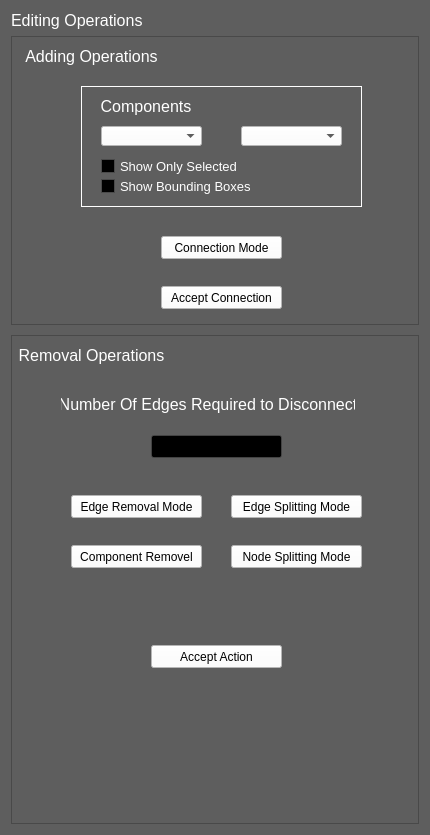
Before: the Qt Designer form EditingTabWidget.ui in Evannly/PlantRootsRelease, drawn with Qt 5.
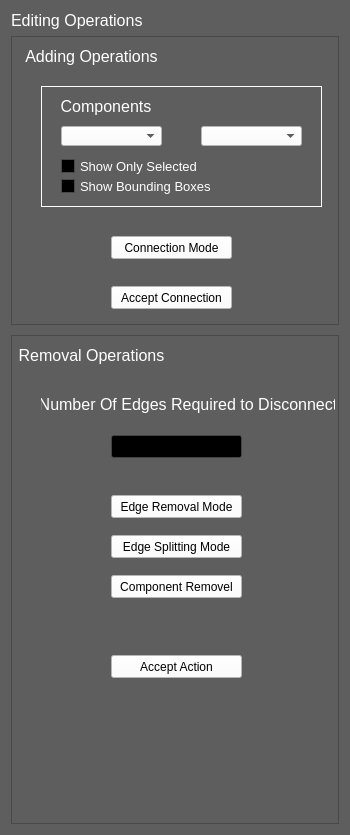
After: the same form once the commit is applied.

The edit to the form file:
```diff
--- a/EditingTabWidget.ui
+++ b/EditingTabWidget.ui
@@ -6,7 +6,7 @@
    <rect>
     <x>0</x>
     <y>0</y>
-    <width>430</width>
+    <width>350</width>
     <height>835</height>
    </rect>
   </property>
@@ -18,7 +18,7 @@
   </property>
   <property name="minimumSize">
    <size>
-    <width>430</width>
+    <width>350</width>
     <height>0</height>
    </size>
   </property>
@@ -535,7 +535,7 @@
          </property>
          <property name="minimumSize">
           <size>
-           <width>0</width>
+           <width>250</width>
            <height>0</height>
           </size>
          </property>
@@ -575,7 +575,7 @@
          <widget class="QFrame" name="frame">
           <property name="geometry">
            <rect>
-            <x>70</x>
+            <x>30</x>
             <y>50</y>
             <width>281</width>
             <height>121</height>
@@ -1525,7 +1525,7 @@
          <widget class="QPushButton" name="ConnectionModeButton">
           <property name="geometry">
            <rect>
-            <x>150</x>
+            <x>100</x>
             <y>200</y>
             <width>121</width>
             <height>23</height>
@@ -1962,7 +1962,7 @@
          <widget class="QPushButton" name="AcceptConnectionButton">
           <property name="geometry">
            <rect>
-            <x>150</x>
+            <x>100</x>
             <y>250</y>
             <width>121</width>
             <height>23</height>
@@ -2447,7 +2447,7 @@
          </property>
          <property name="minimumSize">
           <size>
-           <width>0</width>
+           <width>250</width>
            <height>0</height>
           </size>
          </property>
@@ -2493,7 +2493,7 @@
          <widget class="QLabel" name="label">
           <property name="geometry">
            <rect>
-            <x>50</x>
+            <x>30</x>
             <y>60</y>
             <width>294</width>
             <height>19</height>
@@ -2551,7 +2551,7 @@
          <widget class="QLineEdit" name="edgesToBreak">
           <property name="geometry">
            <rect>
-            <x>140</x>
+            <x>100</x>
             <y>100</y>
             <width>131</width>
             <height>23</height>
@@ -2655,7 +2655,7 @@
          <widget class="QPushButton" name="BreakModeButton">
           <property name="geometry">
            <rect>
-            <x>60</x>
+            <x>100</x>
             <y>160</y>
             <width>131</width>
             <height>23</height>
@@ -2984,8 +2984,8 @@
          <widget class="QPushButton" name="SplitModeButton">
           <property name="geometry">
            <rect>
-            <x>220</x>
-            <y>160</y>
+            <x>100</x>
+            <y>200</y>
             <width>131</width>
             <height>23</height>
            </rect>
@@ -3421,8 +3421,8 @@
          <widget class="QPushButton" name="AcceptRemovalButton">
           <property name="geometry">
            <rect>
-            <x>140</x>
-            <y>310</y>
+            <x>100</x>
+            <y>320</y>
             <width>131</width>
             <height>23</height>
            </rect>
@@ -3855,445 +3855,11 @@
            <string>Accept Action</string>
           </property>
          </widget>
-         <widget class="QPushButton" name="SplitModeButton_Node">
-          <property name="geometry">
-           <rect>
-            <x>220</x>
-            <y>210</y>
-            <width>131</width>
-            <height>23</height>
-           </rect>
-          </property>
-          <property name="sizePolicy">
-           <sizepolicy hsizetype="Expanding" vsizetype="Fixed">
-            <horstretch>0</horstretch>
-            <verstretch>0</verstretch>
-           </sizepolicy>
-          </property>
-          <property name="palette">
-           <palette>
-            <active>
-             <colorrole role="WindowText">
-              <brush brushstyle="SolidPattern">
-               <color alpha="255">
-                <red>0</red>
-                <green>0</green>
-                <blue>0</blue>
-               </color>
-              </brush>
-             </colorrole>
-             <colorrole role="Button">
-              <brush brushstyle="SolidPattern">
-               <color alpha="255">
-                <red>255</red>
-                <green>255</green>
-                <blue>255</blue>
-               </color>
-              </brush>
-             </colorrole>
-             <colorrole role="Light">
-              <brush brushstyle="SolidPattern">
-               <color alpha="255">
-                <red>255</red>
-                <green>255</green>
-                <blue>255</blue>
-               </color>
-              </brush>
-             </colorrole>
-             <colorrole role="Midlight">
-              <brush brushstyle="SolidPattern">
-               <color alpha="255">
-                <red>255</red>
-                <green>255</green>
-                <blue>255</blue>
-               </color>
-              </brush>
-             </colorrole>
-             <colorrole role="Dark">
-              <brush brushstyle="SolidPattern">
-               <color alpha="255">
-                <red>127</red>
-                <green>127</green>
-                <blue>127</blue>
-               </color>
-              </brush>
-             </colorrole>
-             <colorrole role="Mid">
-              <brush brushstyle="SolidPattern">
-               <color alpha="255">
-                <red>170</red>
-                <green>170</green>
-                <blue>170</blue>
-               </color>
-              </brush>
-             </colorrole>
-             <colorrole role="Text">
-              <brush brushstyle="SolidPattern">
-               <color alpha="255">
-                <red>0</red>
-                <green>0</green>
-                <blue>0</blue>
-               </color>
-              </brush>
-             </colorrole>
-             <colorrole role="BrightText">
-              <brush brushstyle="SolidPattern">
-               <color alpha="255">
-                <red>255</red>
-                <green>255</green>
-                <blue>255</blue>
-               </color>
-              </brush>
-             </colorrole>
-             <colorrole role="ButtonText">
-              <brush brushstyle="SolidPattern">
-               <color alpha="255">
-                <red>0</red>
-                <green>0</green>
-                <blue>0</blue>
-               </color>
-              </brush>
-             </colorrole>
-             <colorrole role="Base">
-              <brush brushstyle="SolidPattern">
-               <color alpha="255">
-                <red>255</red>
-                <green>255</green>
-                <blue>255</blue>
-               </color>
-              </brush>
-             </colorrole>
-             <colorrole role="Window">
-              <brush brushstyle="SolidPattern">
-               <color alpha="255">
-                <red>255</red>
-                <green>255</green>
-                <blue>255</blue>
-               </color>
-              </brush>
-             </colorrole>
-             <colorrole role="Shadow">
-              <brush brushstyle="SolidPattern">
-               <color alpha="255">
-                <red>0</red>
-                <green>0</green>
-                <blue>0</blue>
-               </color>
-              </brush>
-             </colorrole>
-             <colorrole role="AlternateBase">
-              <brush brushstyle="SolidPattern">
-               <color alpha="255">
-                <red>255</red>
-                <green>255</green>
-                <blue>255</blue>
-               </color>
-              </brush>
-             </colorrole>
-             <colorrole role="ToolTipBase">
-              <brush brushstyle="SolidPattern">
-               <color alpha="255">
-                <red>255</red>
-                <green>255</green>
-                <blue>220</blue>
-               </color>
-              </brush>
-             </colorrole>
-             <colorrole role="ToolTipText">
-              <brush brushstyle="SolidPattern">
-               <color alpha="255">
-                <red>0</red>
-                <green>0</green>
-                <blue>0</blue>
-               </color>
-              </brush>
-             </colorrole>
-            </active>
-            <inactive>
-             <colorrole role="WindowText">
-              <brush brushstyle="SolidPattern">
-               <color alpha="255">
-                <red>0</red>
-                <green>0</green>
-                <blue>0</blue>
-               </color>
-              </brush>
-             </colorrole>
-             <colorrole role="Button">
-              <brush brushstyle="SolidPattern">
-               <color alpha="255">
-                <red>255</red>
-                <green>255</green>
-                <blue>255</blue>
-               </color>
-              </brush>
-             </colorrole>
-             <colorrole role="Light">
-              <brush brushstyle="SolidPattern">
-               <color alpha="255">
-                <red>255</red>
-                <green>255</green>
-                <blue>255</blue>
-               </color>
-              </brush>
-             </colorrole>
-             <colorrole role="Midlight">
-              <brush brushstyle="SolidPattern">
-               <color alpha="255">
-                <red>255</red>
-                <green>255</green>
-                <blue>255</blue>
-               </color>
-              </brush>
-             </colorrole>
-             <colorrole role="Dark">
-              <brush brushstyle="SolidPattern">
-               <color alpha="255">
-                <red>127</red>
-                <green>127</green>
-                <blue>127</blue>
-               </color>
-              </brush>
-             </colorrole>
-             <colorrole role="Mid">
-              <brush brushstyle="SolidPattern">
-               <color alpha="255">
-                <red>170</red>
-                <green>170</green>
-                <blue>170</blue>
-               </color>
-              </brush>
-             </colorrole>
-             <colorrole role="Text">
-              <brush brushstyle="SolidPattern">
-               <color alpha="255">
-                <red>0</red>
-                <green>0</green>
-                <blue>0</blue>
-               </color>
-              </brush>
-             </colorrole>
-             <colorrole role="BrightText">
-              <brush brushstyle="SolidPattern">
-               <color alpha="255">
-                <red>255</red>
-                <green>255</green>
-                <blue>255</blue>
-               </color>
-              </brush>
-             </colorrole>
-             <colorrole role="ButtonText">
-              <brush brushstyle="SolidPattern">
-               <color alpha="255">
-                <red>0</red>
-                <green>0</green>
-                <blue>0</blue>
-               </color>
-              </brush>
-             </colorrole>
-             <colorrole role="Base">
-              <brush brushstyle="SolidPattern">
-               <color alpha="255">
-                <red>255</red>
-                <green>255</green>
-                <blue>255</blue>
-               </color>
-              </brush>
-             </colorrole>
-             <colorrole role="Window">
-              <brush brushstyle="SolidPattern">
-               <color alpha="255">
-                <red>255</red>
-                <green>255</green>
-                <blue>255</blue>
-               </color>
-              </brush>
-             </colorrole>
-             <colorrole role="Shadow">
-              <brush brushstyle="SolidPattern">
-               <color alpha="255">
-                <red>0</red>
-                <green>0</green>
-                <blue>0</blue>
-               </color>
-              </brush>
-             </colorrole>
-             <colorrole role="AlternateBase">
-              <brush brushstyle="SolidPattern">
-               <color alpha="255">
-                <red>255</red>
-                <green>255</green>
-                <blue>255</blue>
-               </color>
-              </brush>
-             </colorrole>
-             <colorrole role="ToolTipBase">
-              <brush brushstyle="SolidPattern">
-               <color alpha="255">
-                <red>255</red>
-                <green>255</green>
-                <blue>220</blue>
-               </color>
-              </brush>
-             </colorrole>
-             <colorrole role="ToolTipText">
-              <brush brushstyle="SolidPattern">
-               <color alpha="255">
-                <red>0</red>
-                <green>0</green>
-                <blue>0</blue>
-               </color>
-              </brush>
-             </colorrole>
-            </inactive>
-            <disabled>
-             <colorrole role="WindowText">
-              <brush brushstyle="SolidPattern">
-               <color alpha="255">
-                <red>127</red>
-                <green>127</green>
-                <blue>127</blue>
-               </color>
-              </brush>
-             </colorrole>
-             <colorrole role="Button">
-              <brush brushstyle="SolidPattern">
-               <color alpha="255">
-                <red>255</red>
-                <green>255</green>
-                <blue>255</blue>
-               </color>
-              </brush>
-             </colorrole>
-             <colorrole role="Light">
-              <brush brushstyle="SolidPattern">
-               <color alpha="255">
-                <red>255</red>
-                <green>255</green>
-                <blue>255</blue>
-               </color>
-              </brush>
-             </colorrole>
-             <colorrole role="Midlight">
-              <brush brushstyle="SolidPattern">
-               <color alpha="255">
-                <red>255</red>
-                <green>255</green>
-                <blue>255</blue>
-               </color>
-              </brush>
-             </colorrole>
-             <colorrole role="Dark">
-              <brush brushstyle="SolidPattern">
-               <color alpha="255">
-                <red>127</red>
-                <green>127</green>
-                <blue>127</blue>
-               </color>
-              </brush>
-             </colorrole>
-             <colorrole role="Mid">
-              <brush brushstyle="SolidPattern">
-               <color alpha="255">
-                <red>170</red>
-                <green>170</green>
-                <blue>170</blue>
-               </color>
-              </brush>
-             </colorrole>
-             <colorrole role="Text">
-              <brush brushstyle="SolidPattern">
-               <color alpha="255">
-                <red>127</red>
-                <green>127</green>
-                <blue>127</blue>
-               </color>
-              </brush>
-             </colorrole>
-             <colorrole role="BrightText">
-              <brush brushstyle="SolidPattern">
-               <color alpha="255">
-                <red>255</red>
-                <green>255</green>
-                <blue>255</blue>
-               </color>
-              </brush>
-             </colorrole>
-             <colorrole role="ButtonText">
-              <brush brushstyle="SolidPattern">
-               <color alpha="255">
-                <red>127</red>
-                <green>127</green>
-                <blue>127</blue>
-               </color>
-              </brush>
-             </colorrole>
-             <colorrole role="Base">
-              <brush brushstyle="SolidPattern">
-               <color alpha="255">
-                <red>255</red>
-                <green>255</green>
-                <blue>255</blue>
-               </color>
-              </brush>
-             </colorrole>
-             <colorrole role="Window">
-              <brush brushstyle="SolidPattern">
-               <color alpha="255">
-                <red>255</red>
-                <green>255</green>
-                <blue>255</blue>
-               </color>
-              </brush>
-             </colorrole>
-             <colorrole role="Shadow">
-              <brush brushstyle="SolidPattern">
-               <color alpha="255">
-                <red>0</red>
-                <green>0</green>
-                <blue>0</blue>
-               </color>
-              </brush>
-             </colorrole>
-             <colorrole role="AlternateBase">
-              <brush brushstyle="SolidPattern">
-               <color alpha="255">
-                <red>255</red>
-                <green>255</green>
-                <blue>255</blue>
-               </color>
-              </brush>
-             </colorrole>
-             <colorrole role="ToolTipBase">
-              <brush brushstyle="SolidPattern">
-               <color alpha="255">
-                <red>255</red>
-                <green>255</green>
-                <blue>220</blue>
-               </color>
-              </brush>
-             </colorrole>
-             <colorrole role="ToolTipText">
-              <brush brushstyle="SolidPattern">
-               <color alpha="255">
-                <red>0</red>
-                <green>0</green>
-                <blue>0</blue>
-               </color>
-              </brush>
-             </colorrole>
-            </disabled>
-           </palette>
-          </property>
-          <property name="text">
-           <string>Node Splitting Mode</string>
-          </property>
-         </widget>
          <widget class="QPushButton" name="RemoveComponentButton">
           <property name="geometry">
            <rect>
-            <x>60</x>
-            <y>210</y>
+            <x>100</x>
+            <y>240</y>
             <width>131</width>
             <height>23</height>
            </rect>
```
